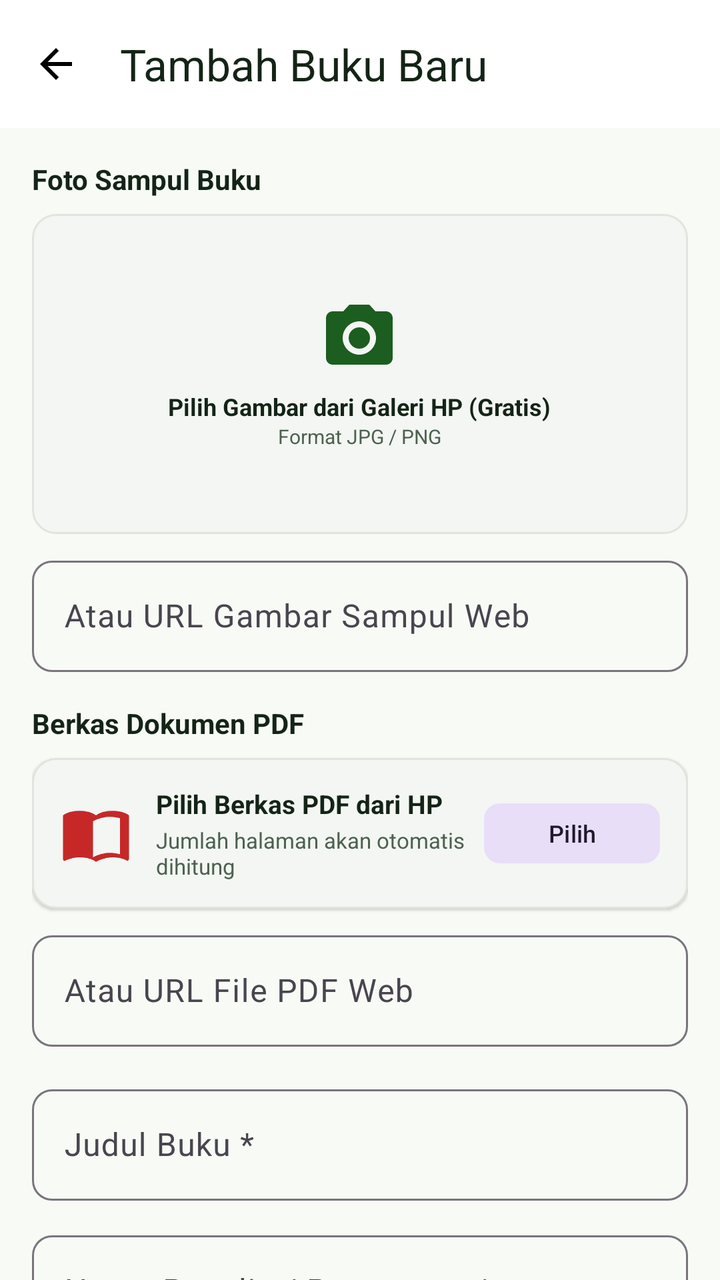
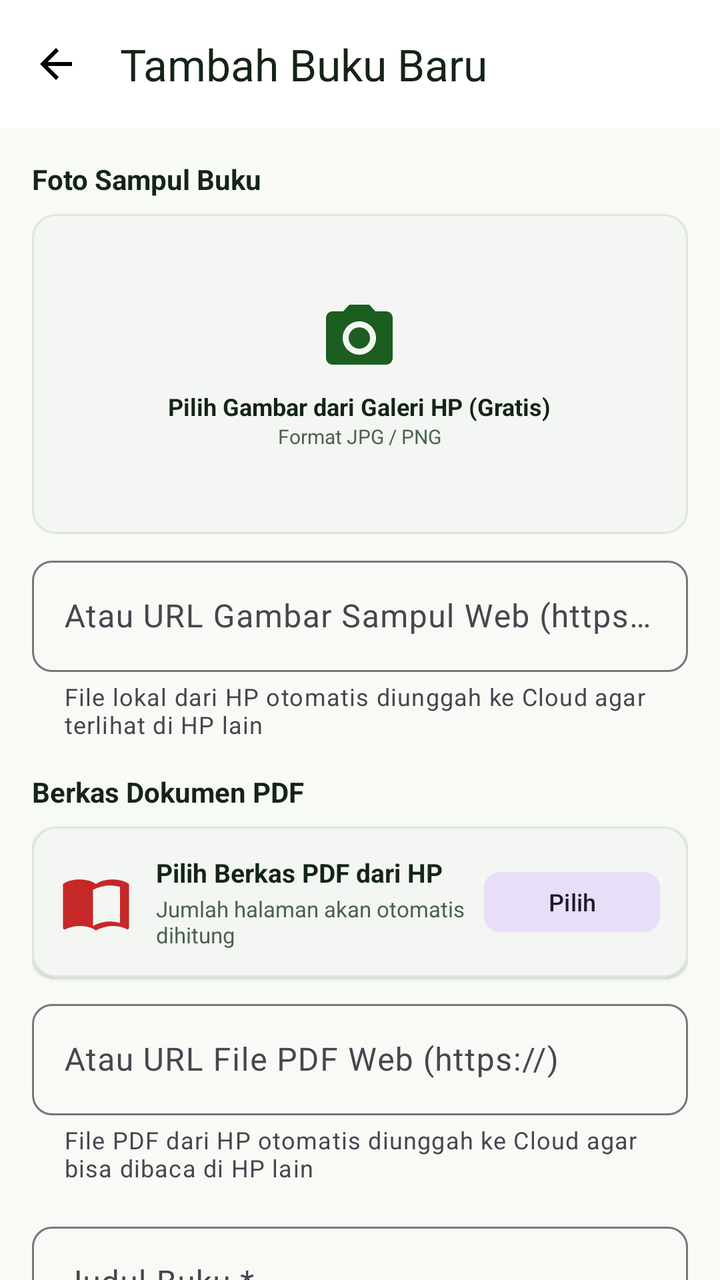

Compare the two renders of this Android layout. The source of the first and the diff that turns it into the second are given below.
<!-- AndroidManifest.xml: application theme Theme.Perpustakaan2 -->
<!-- res/layout/activity_add_edit_book.xml -->
<?xml version="1.0" encoding="utf-8"?>
<androidx.coordinatorlayout.widget.CoordinatorLayout xmlns:android="http://schemas.android.com/apk/res/android"
    xmlns:app="http://schemas.android.com/apk/res-auto"
    android:layout_width="match_parent"
    android:layout_height="match_parent"
    android:background="@color/background">

    <com.google.android.material.appbar.AppBarLayout
        android:layout_width="match_parent"
        android:layout_height="wrap_content"
        android:background="@color/surface"
        app:elevation="2dp">

        <com.google.android.material.appbar.MaterialToolbar
            android:id="@+id/toolbarAddEdit"
            android:layout_width="match_parent"
            android:layout_height="?attr/actionBarSize"
            app:navigationIcon="@drawable/ic_arrow_back"
            app:title="Tambah Buku Baru"
            app:titleTextColor="@color/text_primary" />
    </com.google.android.material.appbar.AppBarLayout>

    <androidx.core.widget.NestedScrollView
        android:layout_width="match_parent"
        android:layout_height="match_parent"
        android:fillViewport="true"
        app:layout_behavior="@string/appbar_scrolling_view_behavior">

        <LinearLayout
            android:layout_width="match_parent"
            android:layout_height="wrap_content"
            android:orientation="vertical"
            android:padding="16dp"
            android:paddingBottom="40dp">

            
            <TextView
                android:layout_width="wrap_content"
                android:layout_height="wrap_content"
                android:text="Foto Sampul Buku"
                android:textColor="@color/text_primary"
                android:textSize="14sp"
                android:textStyle="bold" />

            <com.google.android.material.card.MaterialCardView
                android:id="@+id/cardPickCover"
                android:layout_width="match_parent"
                android:layout_height="160dp"
                android:layout_marginTop="8dp"
                android:clickable="true"
                android:focusable="true"
                app:cardBackgroundColor="@color/surface"
                app:cardCornerRadius="12dp"
                app:cardElevation="1dp"
                app:strokeColor="@color/outline"
                app:strokeWidth="1dp">

                <RelativeLayout
                    android:layout_width="match_parent"
                    android:layout_height="match_parent">

                    <ImageView
                        android:id="@+id/ivCoverPreview"
                        android:layout_width="match_parent"
                        android:layout_height="match_parent"
                        android:scaleType="centerCrop" />

                    <LinearLayout
                        android:id="@+id/layoutCoverPlaceholder"
                        android:layout_width="wrap_content"
                        android:layout_height="wrap_content"
                        android:layout_centerInParent="true"
                        android:gravity="center"
                        android:orientation="vertical">

                        <ImageView
                            android:layout_width="40dp"
                            android:layout_height="40dp"
                            android:src="@drawable/ic_camera"
                            app:tint="@color/primary" />

                        <TextView
                            android:layout_width="wrap_content"
                            android:layout_height="wrap_content"
                            android:layout_marginTop="6dp"
                            android:text="Pilih Gambar dari Galeri HP (Gratis)"
                            android:textColor="@color/text_primary"
                            android:textSize="12sp"
                            android:textStyle="bold" />

                        <TextView
                            android:layout_width="wrap_content"
                            android:layout_height="wrap_content"
                            android:text="Format JPG / PNG"
                            android:textColor="@color/text_secondary"
                            android:textSize="10sp" />
                    </LinearLayout>
                </RelativeLayout>
            </com.google.android.material.card.MaterialCardView>

            
            <com.google.android.material.textfield.TextInputLayout
                style="@style/Widget.Material3.TextInputLayout.OutlinedBox"
                android:layout_width="match_parent"
                android:layout_height="wrap_content"
                android:layout_marginTop="8dp"
                android:hint="Atau URL Gambar Sampul Web"
                app:boxCornerRadiusBottomEnd="10dp"
                app:boxCornerRadiusBottomStart="10dp"
                app:boxCornerRadiusTopEnd="10dp"
                app:boxCornerRadiusTopStart="10dp">

                <com.google.android.material.textfield.TextInputEditText
                    android:id="@+id/etCoverUrl"
                    android:layout_width="match_parent"
                    android:layout_height="wrap_content"
                    android:singleLine="true" />
            </com.google.android.material.textfield.TextInputLayout>

            
            <TextView
                android:layout_width="wrap_content"
                android:layout_height="wrap_content"
                android:layout_marginTop="16dp"
                android:text="Berkas Dokumen PDF"
                android:textColor="@color/text_primary"
                android:textSize="14sp"
                android:textStyle="bold" />

            <com.google.android.material.card.MaterialCardView
                android:id="@+id/cardPickPdf"
                android:layout_width="match_parent"
                android:layout_height="wrap_content"
                android:layout_marginTop="8dp"
                android:clickable="true"
                android:focusable="true"
                app:cardBackgroundColor="@color/surface"
                app:cardCornerRadius="12dp"
                app:cardElevation="1dp"
                app:strokeColor="@color/outline"
                app:strokeWidth="1dp">

                <LinearLayout
                    android:layout_width="match_parent"
                    android:layout_height="wrap_content"
                    android:gravity="center_vertical"
                    android:orientation="horizontal"
                    android:padding="14dp">

                    <ImageView
                        android:layout_width="36dp"
                        android:layout_height="36dp"
                        android:src="@drawable/ic_book"
                        app:tint="@color/error" />

                    <LinearLayout
                        android:layout_width="0dp"
                        android:layout_height="wrap_content"
                        android:layout_marginStart="12dp"
                        android:layout_weight="1"
                        android:orientation="vertical">

                        <TextView
                            android:id="@+id/tvPdfStatus"
                            android:layout_width="match_parent"
                            android:layout_height="wrap_content"
                            android:text="Pilih Berkas PDF dari HP"
                            android:textColor="@color/text_primary"
                            android:textSize="13sp"
                            android:textStyle="bold" />

                        <TextView
                            android:id="@+id/tvPdfPageNotice"
                            android:layout_width="match_parent"
                            android:layout_height="wrap_content"
                            android:layout_marginTop="2dp"
                            android:text="Jumlah halaman akan otomatis dihitung"
                            android:textColor="@color/text_secondary"
                            android:textSize="11sp" />
                    </LinearLayout>

                    <com.google.android.material.button.MaterialButton
                        android:id="@+id/btnChoosePdf"
                        style="@style/Widget.Material3.Button.TonalButton"
                        android:layout_width="wrap_content"
                        android:layout_height="38dp"
                        android:text="Pilih"
                        android:textSize="12sp"
                        app:cornerRadius="8dp" />
                </LinearLayout>
            </com.google.android.material.card.MaterialCardView>

            
            <com.google.android.material.textfield.TextInputLayout
                style="@style/Widget.Material3.TextInputLayout.OutlinedBox"
                android:layout_width="match_parent"
                android:layout_height="wrap_content"
                android:layout_marginTop="8dp"
                android:hint="Atau URL File PDF Web"
                app:boxCornerRadiusBottomEnd="10dp"
                app:boxCornerRadiusBottomStart="10dp"
                app:boxCornerRadiusTopEnd="10dp"
                app:boxCornerRadiusTopStart="10dp">

                <com.google.android.material.textfield.TextInputEditText
                    android:id="@+id/etPdfUrl"
                    android:layout_width="match_parent"
                    android:layout_height="wrap_content"
                    android:singleLine="true" />
            </com.google.android.material.textfield.TextInputLayout>

            
            <com.google.android.material.textfield.TextInputLayout
                style="@style/Widget.Material3.TextInputLayout.OutlinedBox"
                android:layout_width="match_parent"
                android:layout_height="wrap_content"
                android:layout_marginTop="16dp"
                android:hint="Judul Buku *"
                app:boxCornerRadiusBottomEnd="10dp"
                app:boxCornerRadiusBottomStart="10dp"
                app:boxCornerRadiusTopEnd="10dp"
                app:boxCornerRadiusTopStart="10dp">

                <com.google.android.material.textfield.TextInputEditText
                    android:id="@+id/etBookTitle"
                    android:layout_width="match_parent"
                    android:layout_height="wrap_content"
                    android:singleLine="true" />
            </com.google.android.material.textfield.TextInputLayout>

            <com.google.android.material.textfield.TextInputLayout
                style="@style/Widget.Material3.TextInputLayout.OutlinedBox"
                android:layout_width="match_parent"
                android:layout_height="wrap_content"
                android:layout_marginTop="12dp"
                android:hint="Nama Penulis / Pengarang *"
                app:boxCornerRadiusBottomEnd="10dp"
                app:boxCornerRadiusBottomStart="10dp"
                app:boxCornerRadiusTopEnd="10dp"
                app:boxCornerRadiusTopStart="10dp">

                <com.google.android.material.textfield.TextInputEditText
                    android:id="@+id/etBookAuthor"
                    android:layout_width="match_parent"
                    android:layout_height="wrap_content"
                    android:singleLine="true" />
            </com.google.android.material.textfield.TextInputLayout>

            
            <TextView
                android:layout_width="wrap_content"
                android:layout_height="wrap_content"
                android:layout_marginTop="14dp"
                android:text="Kategori Buku"
                android:textColor="@color/text_primary"
                android:textSize="13sp"
                android:textStyle="bold" />

            <Spinner
                android:id="@+id/spCategory"
                android:layout_width="match_parent"
                android:layout_height="48dp"
                android:layout_marginTop="6dp"
                android:background="@drawable/bg_chip"
                android:paddingHorizontal="12dp" />

            
            <com.google.android.material.textfield.TextInputLayout
                style="@style/Widget.Material3.TextInputLayout.OutlinedBox"
                android:layout_width="match_parent"
                android:layout_height="wrap_content"
                android:layout_marginTop="14dp"
                android:hint="Sinopsis / Deskripsi Buku"
                app:boxCornerRadiusBottomEnd="10dp"
                app:boxCornerRadiusBottomStart="10dp"
                app:boxCornerRadiusTopEnd="10dp"
                app:boxCornerRadiusTopStart="10dp">

                <com.google.android.material.textfield.TextInputEditText
                    android:id="@+id/etBookSynopsis"
                    android:layout_width="match_parent"
                    android:layout_height="wrap_content"
                    android:gravity="top"
                    android:lines="4" />
            </com.google.android.material.textfield.TextInputLayout>

            
            <LinearLayout
                android:layout_width="match_parent"
                android:layout_height="wrap_content"
                android:layout_marginTop="12dp"
                android:orientation="horizontal">

                <com.google.android.material.textfield.TextInputLayout
                    style="@style/Widget.Material3.TextInputLayout.OutlinedBox"
                    android:layout_width="0dp"
                    android:layout_height="wrap_content"
                    android:layout_marginEnd="6dp"
                    android:layout_weight="1"
                    android:hint="Jml Halaman"
                    app:boxCornerRadiusBottomEnd="10dp"
                    app:boxCornerRadiusBottomStart="10dp"
                    app:boxCornerRadiusTopEnd="10dp"
                    app:boxCornerRadiusTopStart="10dp">

                    <com.google.android.material.textfield.TextInputEditText
                        android:id="@+id/etBookPages"
                        android:layout_width="match_parent"
                        android:layout_height="wrap_content"
                        android:inputType="number"
                        android:text="100" />
                </com.google.android.material.textfield.TextInputLayout>

                <com.google.android.material.textfield.TextInputLayout
                    style="@style/Widget.Material3.TextInputLayout.OutlinedBox"
                    android:layout_width="0dp"
                    android:layout_height="wrap_content"
                    android:layout_marginStart="6dp"
                    android:layout_weight="1"
                    android:hint="Stok Awal"
                    app:boxCornerRadiusBottomEnd="10dp"
                    app:boxCornerRadiusBottomStart="10dp"
                    app:boxCornerRadiusTopEnd="10dp"
                    app:boxCornerRadiusTopStart="10dp">

                    <com.google.android.material.textfield.TextInputEditText
                        android:id="@+id/etBookInitialStock"
                        android:layout_width="match_parent"
                        android:layout_height="wrap_content"
                        android:inputType="number"
                        android:text="5" />
                </com.google.android.material.textfield.TextInputLayout>
            </LinearLayout>

            <LinearLayout
                android:layout_width="match_parent"
                android:layout_height="wrap_content"
                android:layout_marginTop="10dp"
                android:orientation="horizontal">

                <com.google.android.material.textfield.TextInputLayout
                    style="@style/Widget.Material3.TextInputLayout.OutlinedBox"
                    android:layout_width="0dp"
                    android:layout_height="wrap_content"
                    android:layout_marginEnd="6dp"
                    android:layout_weight="1"
                    android:hint="Batas Stok Max"
                    app:boxCornerRadiusBottomEnd="10dp"
                    app:boxCornerRadiusBottomStart="10dp"
                    app:boxCornerRadiusTopEnd="10dp"
                    app:boxCornerRadiusTopStart="10dp">

                    <com.google.android.material.textfield.TextInputEditText
                        android:id="@+id/etBookMaxStock"
                        android:layout_width="match_parent"
                        android:layout_height="wrap_content"
                        android:inputType="number"
                        android:text="15" />
                </com.google.android.material.textfield.TextInputLayout>

                <com.google.android.material.textfield.TextInputLayout
                    style="@style/Widget.Material3.TextInputLayout.OutlinedBox"
                    android:layout_width="0dp"
                    android:layout_height="wrap_content"
                    android:layout_marginStart="6dp"
                    android:layout_weight="1"
                    android:hint="Slot Sesi Kilat"
                    app:boxCornerRadiusBottomEnd="10dp"
                    app:boxCornerRadiusBottomStart="10dp"
                    app:boxCornerRadiusTopEnd="10dp"
                    app:boxCornerRadiusTopStart="10dp">

                    <com.google.android.material.textfield.TextInputEditText
                        android:id="@+id/etBookKilatStock"
                        android:layout_width="match_parent"
                        android:layout_height="wrap_content"
                        android:inputType="number"
                        android:text="3" />
                </com.google.android.material.textfield.TextInputLayout>
            </LinearLayout>

            
            <com.google.android.material.button.MaterialButton
                android:id="@+id/btnSaveBook"
                android:layout_width="match_parent"
                android:layout_height="52dp"
                android:layout_marginTop="24dp"
                android:text="Unggah &amp; Simpan Buku"
                android:textSize="15sp"
                android:textStyle="bold"
                app:cornerRadius="12dp" />

        </LinearLayout>
    </androidx.core.widget.NestedScrollView>

</androidx.coordinatorlayout.widget.CoordinatorLayout>
<!-- resources referenced by this layout -->
<resources>
  <color name="background">#F8FAF6</color>
  <color name="error">#C62828</color>
  <color name="outline">#DFE6DD</color>
  <color name="primary">#1B5E20</color>
  <color name="surface">#FFFFFF</color>
  <color name="text_primary">#142416</color>
  <color name="text_secondary">#4D614F</color>
  <!-- drawable bg_chip (drawable) -->
  <?xml version="1.0" encoding="utf-8"?>
  <shape xmlns:android="http://schemas.android.com/apk/res/android"
      android:shape="rectangle">
      <solid android:color="@color/surface_variant" />
      <corners android:radius="20dp" />
      <stroke android:width="1dp" android:color="@color/outline" />
  </shape>
  <!-- drawable ic_arrow_back (drawable) -->
  <vector xmlns:android="http://schemas.android.com/apk/res/android"
      android:width="24dp"
      android:height="24dp"
      android:viewportWidth="24"
      android:viewportHeight="24">
    <path
        android:fillColor="#FF000000"
        android:pathData="M20,11H7.83l5.59,-5.59L12,4l-8,8 8,8 1.41,-1.41L7.83,13H20v-2z"/>
  </vector>
  <!-- drawable ic_book (drawable) -->
  <vector xmlns:android="http://schemas.android.com/apk/res/android"
      android:width="24dp"
      android:height="24dp"
      android:viewportWidth="24"
      android:viewportHeight="24">
    <path
        android:fillColor="#FF000000"
        android:pathData="M21,5c-1.11,-0.35 -2.33,-0.5 -3.5,-0.5 -1.95,0 -4.05,0.4 -5.5,1.5 -1.45,-1.1 -3.55,-1.5 -5.5,-1.5S2.45,4.9 1,6v14.65c0,0.25 0.25,0.5 0.5,0.5 0.1,0 0.15,-0.05 0.25,-0.05C3.1,20.45 5.05,20 6.5,20c1.95,0 4.05,0.4 5.5,1.5 1.35,-0.85 3.8,-1.5 5.5,-1.5 1.65,0 3.35,0.3 4.75,1.05 0.1,0.05 0.15,0.05 0.25,0.05 0.25,0 0.5,-0.25 0.5,-0.5V6c-0.6,-0.45 -1.25,-0.75 -2,-1zm-1,14c-1.1,-0.35 -2.3,-0.5 -3.5,-0.5 -1.7,0 -4.15,0.65 -5.5,1.5V8c1.35,-0.85 3.8,-1.5 5.5,-1.5 1.2,0 2.4,0.15 3.5,0.5v12z"/>
  </vector>
  <!-- drawable ic_camera (drawable) -->
  <vector xmlns:android="http://schemas.android.com/apk/res/android"
      android:width="24dp"
      android:height="24dp"
      android:viewportWidth="24"
      android:viewportHeight="24">
    <path
        android:fillColor="#FF000000"
        android:pathData="M12,12m-3.2,0a3.2,3.2 0,1 1,6.4 0a3.2,3.2 0,1 1,-6.4 0M9,2L7.17,4H4c-1.1,0 -2,0.9 -2,2v12c0,1.1 0.9,2 2,2h16c1.1,0 2,-0.9 2,-2V6c0,-1.1 -0.9,-2 -2,-2h-3.17L15,2H9zm3,15c-2.76,0 -5,-2.24 -5,-5s2.24,-5 5,-5 5,2.24 5,5 -2.24,5 -5,5z"/>
  </vector>
  <style name="Theme.Perpustakaan2" parent="Theme.Material3.DayNight.NoActionBar">
          <item name="colorPrimary">@color/primary</item>
          <item name="colorPrimaryVariant">@color/primary_dark</item>
          <item name="colorSecondary">@color/secondary</item>
          <item name="android:statusBarColor">@color/background</item>
          <item name="android:windowLightStatusBar">true</item>
          <item name="android:windowBackground">@color/background</item>
          <item name="colorSurface">@color/surface</item>
          <item name="colorError">@color/error</item>
      </style>
  <color name="surface_variant">#EDF3EB</color>
  <color name="primary_dark">#0E3D13</color>
  <color name="secondary">#2E7D32</color>
</resources>

<!-- the commit's change to res/layout/activity_add_edit_book.xml (unified diff, before → after) -->
@@ -99,12 +99,43 @@
             </com.google.android.material.card.MaterialCardView>
 
             
+            <LinearLayout
+                android:id="@+id/layoutUploadProgress"
+                android:layout_width="match_parent"
+                android:layout_height="wrap_content"
+                android:layout_marginTop="12dp"
+                android:background="@drawable/bg_chip"
+                android:gravity="center_vertical"
+                android:orientation="horizontal"
+                android:padding="12dp"
+                android:visibility="gone">
+
+                <ProgressBar
+                    android:layout_width="22dp"
+                    android:layout_height="22dp"
+                    android:indeterminate="true" />
+
+                <TextView
+                    android:id="@+id/tvUploadProgress"
+                    android:layout_width="0dp"
+                    android:layout_height="wrap_content"
+                    android:layout_marginStart="12dp"
+                    android:layout_weight="1"
+                    android:text="Mengunggah berkas ke Cloud Storage..."
+                    android:textColor="@color/primary"
+                    android:textSize="12sp"
+                    android:textStyle="bold" />
+            </LinearLayout>
+
+            
             <com.google.android.material.textfield.TextInputLayout
                 style="@style/Widget.Material3.TextInputLayout.OutlinedBox"
                 android:layout_width="match_parent"
                 android:layout_height="wrap_content"
                 android:layout_marginTop="8dp"
-                android:hint="Atau URL Gambar Sampul Web"
+                android:hint="Atau URL Gambar Sampul Web (https://)"
+                app:helperText="File lokal dari HP otomatis diunggah ke Cloud agar terlihat di HP lain"
+                app:helperTextEnabled="true"
                 app:boxCornerRadiusBottomEnd="10dp"
                 app:boxCornerRadiusBottomStart="10dp"
                 app:boxCornerRadiusTopEnd="10dp"
@@ -196,7 +227,9 @@
                 android:layout_width="match_parent"
                 android:layout_height="wrap_content"
                 android:layout_marginTop="8dp"
-                android:hint="Atau URL File PDF Web"
+                android:hint="Atau URL File PDF Web (https://)"
+                app:helperText="File PDF dari HP otomatis diunggah ke Cloud agar bisa dibaca di HP lain"
+                app:helperTextEnabled="true"
                 app:boxCornerRadiusBottomEnd="10dp"
                 app:boxCornerRadiusBottomStart="10dp"
                 app:boxCornerRadiusTopEnd="10dp"
